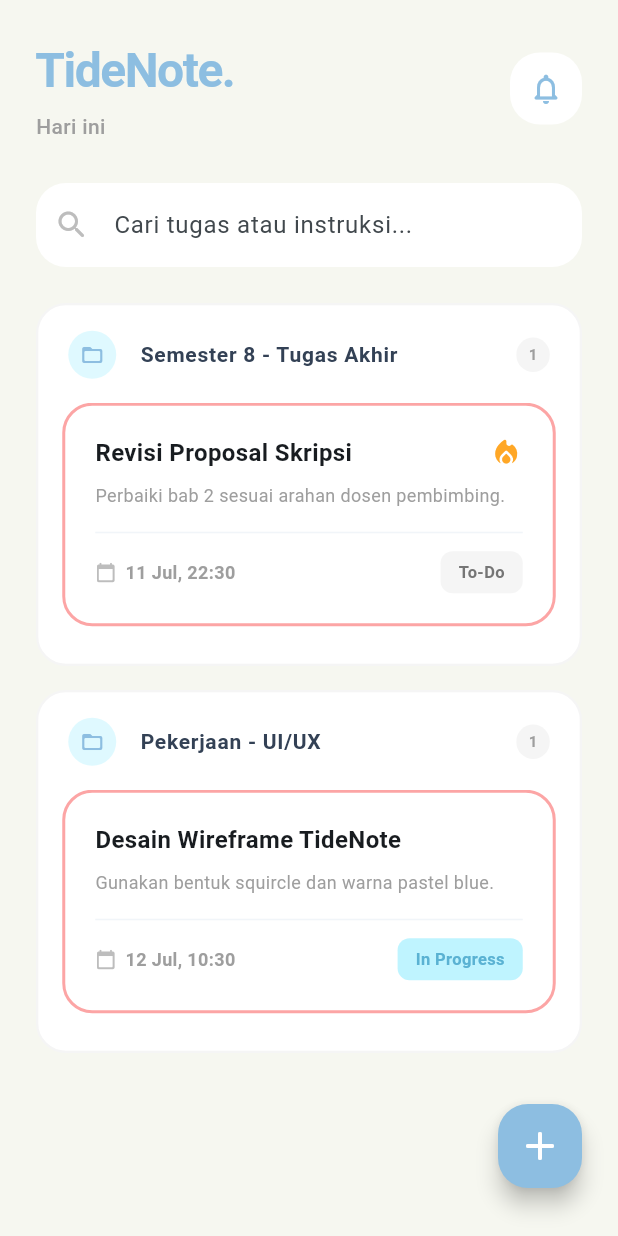
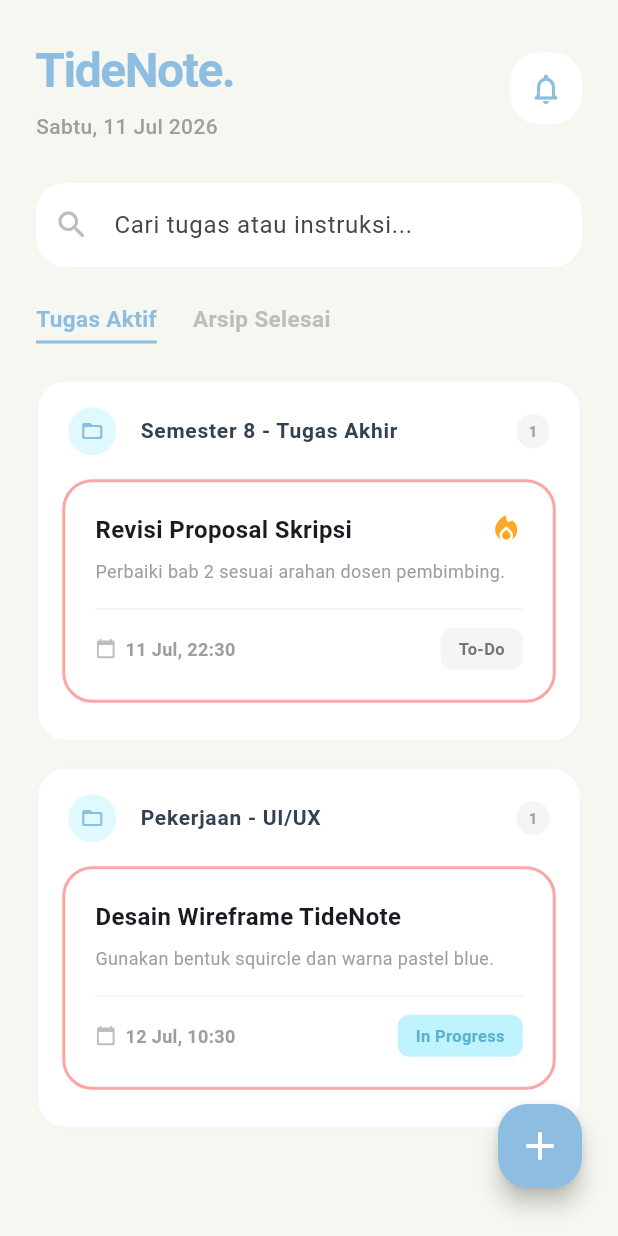
Before and after one commit to Dean897/TideNote, a Flutter app: the screen it shows after launch, on a phone screen of 412 x 824 dp. Run offline on Flutter 3.47's test engine with Material 3 defaults, Android fonts, the phone set to English and light mode, and no system bars; our stand-ins replace shared_preferences.

Commit message:
"feat(navigation): implementasi filter pencarian real-time dan logika tab aktif/arsip"

```diff
--- a/lib/main.dart
+++ b/lib/main.dart
@@ -2,9 +2,15 @@
 import 'dart:ui';
 import 'dart:convert';
 import 'package:intl/intl.dart';
+import 'package:intl/date_symbol_data_local.dart';
 import 'package:shared_preferences/shared_preferences.dart';
 
-void main() {
+void main() async {
+  WidgetsFlutterBinding.ensureInitialized();
+  await initializeDateFormatting(
+    'id_ID',
+    null,
+  ); //
   runApp(const TideNoteApp());
 }
 
@@ -36,6 +42,10 @@
 class _HomeScreenState extends State<HomeScreen> {
   bool _isFabOpen = false;
   List<Map<String, dynamic>> _tasks = [];
+
+  // Variabel State Baru untuk Pencarian dan Tab
+  String _searchQuery = '';
+  int _selectedTabIndex = 0;
 
   @override
   void initState() {
@@ -109,7 +119,6 @@
     await prefs.setString('tidenote_data', json.encode(dataToSave));
   }
 
-  // Fungsi untuk Menghapus Tugas
   void _deleteTask(String id) {
     setState(() {
       _tasks.removeWhere((task) => task['id'] == id);
@@ -117,7 +126,6 @@
     _saveTasks();
   }
 
-  // Fungsi untuk Mengubah Status Tugas (To-Do -> In Progress -> Done -> To-Do)
   void _toggleTaskStatus(String id) {
     setState(() {
       final taskIndex = _tasks.indexWhere((task) => task['id'] == id);
@@ -251,15 +259,42 @@
     );
   }
 
-  List<Map<String, dynamic>> _getTasksByFolder(String folderName) {
-    return _tasks.where((task) => task['folder'] == folderName).toList();
+  // LOGIKA PINTAR: Filter berdasarkan Folder, Pencarian, dan Tab Aktif/Arsip
+  List<Map<String, dynamic>> _getFilteredTasks(String folderName) {
+    return _tasks.where((task) {
+      // 1. Cek kecocokan folder
+      bool matchesFolder = task['folder'] == folderName;
+
+      // 2. Cek kecocokan kata kunci pencarian (Case insensitive)
+      bool matchesSearch =
+          task['title'].toString().toLowerCase().contains(
+            _searchQuery.toLowerCase(),
+          ) ||
+          (task['instruction'] != null &&
+              task['instruction'].toString().toLowerCase().contains(
+                _searchQuery.toLowerCase(),
+              ));
+
+      // 3. Cek kecocokan tab (0 = Bukan Done, 1 = Done)
+      bool matchesTab = _selectedTabIndex == 0
+          ? task['status'] != 'Done'
+          : task['status'] == 'Done';
+
+      return matchesFolder && matchesSearch && matchesTab;
+    }).toList();
   }
 
   @override
   Widget build(BuildContext context) {
-    final folderSkripsi = _getTasksByFolder('Semester 8 - Tugas Akhir');
-    final folderPekerjaan = _getTasksByFolder('Pekerjaan - UI/UX');
-    final folderLainnya = _getTasksByFolder('Lainnya');
+    final folderSkripsi = _getFilteredTasks('Semester 8 - Tugas Akhir');
+    final folderPekerjaan = _getFilteredTasks('Pekerjaan - UI/UX');
+    final folderLainnya = _getFilteredTasks('Lainnya');
+
+    // Mengecek apakah layar benar-benar kosong
+    final bool isListEmpty =
+        folderSkripsi.isEmpty &&
+        folderPekerjaan.isEmpty &&
+        folderLainnya.isEmpty;
 
     return Scaffold(
       body: Stack(
@@ -287,7 +322,9 @@
                           ),
                           const SizedBox(height: 4),
                           Text(
-                            'Hari ini',
+                            DateFormat('EEEE, dd MMM yyyy', 'id_ID').format(
+                              DateTime.now(),
+                            ), // Tanggal Hari Ini Asli (Opsional jika intl terpasang dengan locale)
                             style: TextStyle(
                               fontSize: 14,
                               fontWeight: FontWeight.w500,
@@ -311,12 +348,19 @@
                     ],
                   ),
                   const SizedBox(height: 28),
+
+                  // KOLOM PENCARIAN DINAMIS
                   Container(
                     decoration: BoxDecoration(
                       color: Colors.white,
                       borderRadius: BorderRadius.circular(20),
                     ),
                     child: TextField(
+                      onChanged: (value) {
+                        setState(() {
+                          _searchQuery = value;
+                        });
+                      },
                       decoration: InputDecoration(
                         hintText: 'Cari tugas atau instruksi...',
                         prefixIcon: Icon(
@@ -332,15 +376,87 @@
                     ),
                   ),
                   const SizedBox(height: 24),
+
+                  // MENU TAB INTERAKTIF
+                  Row(
+                    children: [
+                      GestureDetector(
+                        onTap: () => setState(() => _selectedTabIndex = 0),
+                        child: Container(
+                          padding: const EdgeInsets.only(bottom: 4),
+                          decoration: BoxDecoration(
+                            border: Border(
+                              bottom: BorderSide(
+                                color: _selectedTabIndex == 0
+                                    ? const Color(0xFF8DBEE1)
+                                    : Colors.transparent,
+                                width: 2,
+                              ),
+                            ),
+                          ),
+                          child: Text(
+                            'Tugas Aktif',
+                            style: TextStyle(
+                              fontSize: 15,
+                              fontWeight: FontWeight.bold,
+                              color: _selectedTabIndex == 0
+                                  ? const Color(0xFF8DBEE1)
+                                  : Colors.grey.shade400,
+                            ),
+                          ),
+                        ),
+                      ),
+                      const SizedBox(width: 24),
+                      GestureDetector(
+                        onTap: () => setState(() => _selectedTabIndex = 1),
+                        child: Container(
+                          padding: const EdgeInsets.only(bottom: 4),
+                          decoration: BoxDecoration(
+                            border: Border(
+                              bottom: BorderSide(
+                                color: _selectedTabIndex == 1
+                                    ? const Color(0xFF8DBEE1)
+                                    : Colors.transparent,
+                                width: 2,
+                              ),
+                            ),
+                          ),
+                          child: Text(
+                            'Arsip Selesai',
+                            style: TextStyle(
+                              fontSize: 15,
+                              fontWeight: FontWeight.bold,
+                              color: _selectedTabIndex == 1
+                                  ? const Color(0xFF8DBEE1)
+                                  : Colors.grey.shade400,
+                            ),
+                          ),
+                        ),
+                      ),
+                    ],
+                  ),
+                  const SizedBox(height: 24),
+
+                  // DAFTAR TUGAS
                   Expanded(
-                    child: ListView(
+                    child: isListEmpty
+                        ? Center(
+                            child: Text(
+                              _searchQuery.isNotEmpty
+                                  ? 'Tidak ada tugas yang cocok dengan pencarian.'
+                                  : _selectedTabIndex == 1
+                                  ? 'Belum ada tugas yang selesai.'
+                                  : 'Semua tugas sudah beres!',
+                              style: TextStyle(color: Colors.grey.shade500),
+                            ),
+                          )
+                        : ListView(
                             physics: const BouncingScrollPhysics(),
                             children: [
                               if (folderSkripsi.isNotEmpty)
                                 FolderAccordion(
                                   folderName: 'Semester 8 - Tugas Akhir',
                                   taskCount: folderSkripsi.length,
-                            // Meneruskan fungsi hapus & ubah status ke komponen
                                   tasks: folderSkripsi
                                       .map(
                                         (t) => TaskCard.fromMap(
@@ -387,7 +503,8 @@
                                   (t) => TaskCard.fromMap(
                                     t,
                                     onDelete: () => _deleteTask(t['id']),
-                              onToggleStatus: () => _toggleTaskStatus(t['id']),
+                                    onToggleStatus: () =>
+                                        _toggleTaskStatus(t['id']),
                                   ),
                                 ),
                               ],
@@ -630,11 +747,9 @@
 
     String deadlineText = DateFormat('dd MMM, HH:mm').format(deadline);
 
-    // Membungkus kartu dengan Dismissible untuk efek geser-hapus
     return Dismissible(
       key: Key(id),
-      direction:
-          DismissDirection.endToStart, // Hanya bisa digeser dari kanan ke kiri
+      direction: DismissDirection.endToStart,
       onDismissed: (direction) => onDelete(),
       background: Container(
         margin: const EdgeInsets.only(bottom: 16),
@@ -713,7 +828,6 @@
                         ),
                       ],
                     ),
-                    // Membungkus tombol status dengan GestureDetector agar bisa diklik
                     GestureDetector(
                       onTap: onToggleStatus,
                       child: Container(
```
Lines whose indentation alone changed are shown as unchanged.
